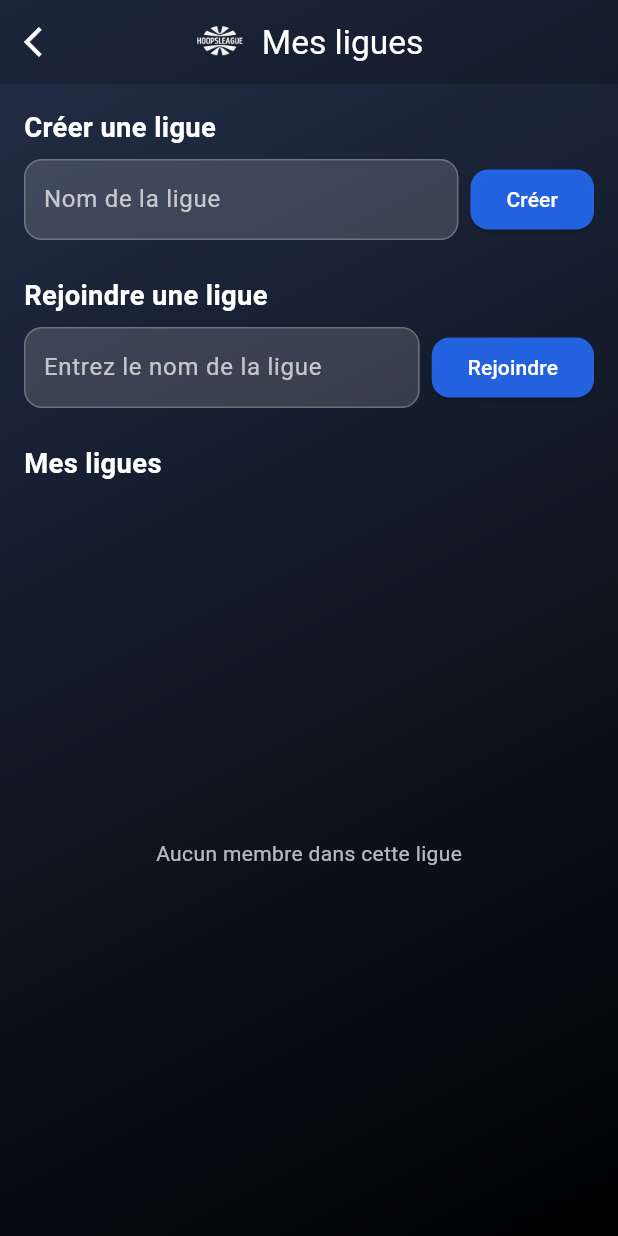
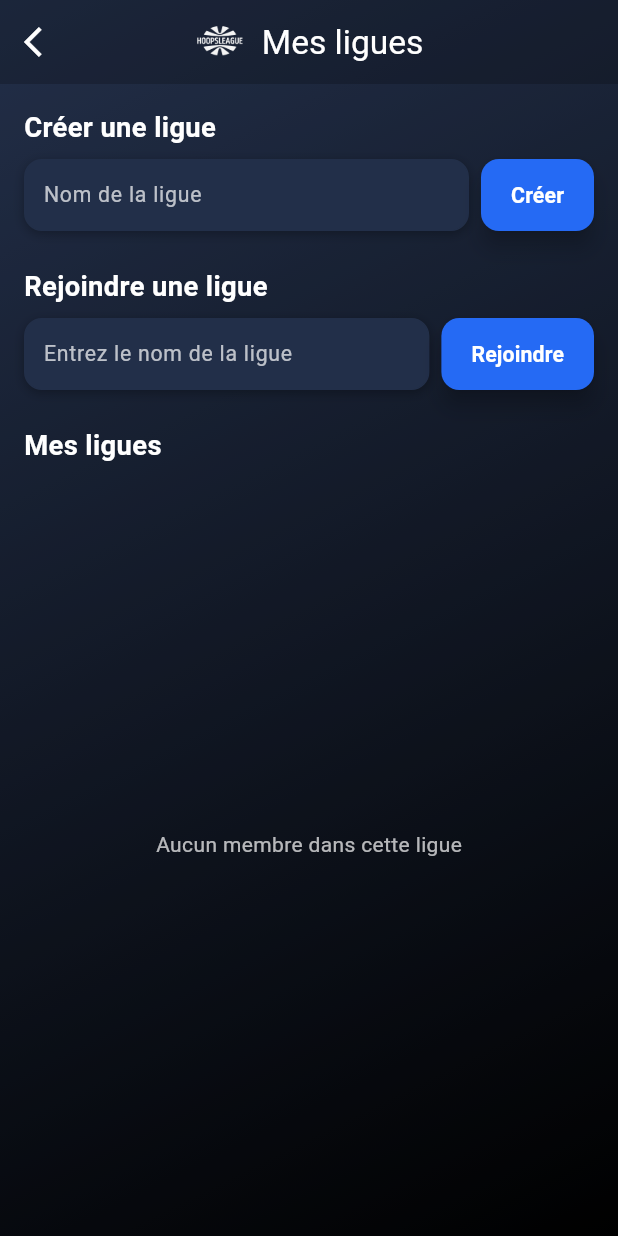
Before and after one commit to FabienGaut/HoopsLeague, a Flutter app: the LeaguesPage screen opened directly with empty values, on a phone screen of 412 x 824 dp. Run offline on Flutter 3.47's test engine with Material 3 defaults, Android fonts, the phone set to English and light mode, and no system bars; our stand-ins replace auto_size_text, fl_chart, flutter_dotenv, hive_flutter, responsive_framework, supabase_flutter and 1 more; accounts and stored records are empty.

```diff
--- a/lib/main.dart
+++ b/lib/main.dart
@@ -42,12 +42,12 @@ Future<void> main() async {
     final lang = userData['language'] ?? 'fr';
     appState.setLocale(lang);
   }
-
+  final clock = Clock();
   runApp(
       MultiProvider(
         providers: [
           ChangeNotifierProvider<AppState>.value(value: appState),
-        Provider<Clock>(create: (_) => Clock()),
+          Provider<Clock>.value(value: clock),
         ],
         child: MyApp(initialSession: session, uid: uid),
       ),
--- a/lib/pages/bucket_page.dart
+++ b/lib/pages/bucket_page.dart
@@ -97,8 +97,8 @@ class _BucketPageState extends State<BucketPage> {
   }
 
   Future<void> _sendBetToSupabase() async {
-    final gameIds =
-    widget.bets.map((bet) => bet['game_id'] as String? ?? '').toList();
+    final ctx = context.read<Clock>();
+    final gameIds =  widget.bets.map((bet) => bet['game_id'] as String? ?? '').toList();
     final parsedAmount = double.tryParse(_amountController.text.trim()) ?? 0.0;
 
     if (widget.uid.isEmpty) {
@@ -148,7 +148,7 @@ class _BucketPageState extends State<BucketPage> {
           .update({'points': newPoints.toInt()})
           .eq('id', widget.uid);
       await CacheService.saveUserPoints(
-          widget.uid, newPoints, context.read<Clock>().now());
+          widget.uid, newPoints, ctx.now());
 
       if (!mounted) return;
 
--- a/lib/pages/leagues_page.dart
+++ b/lib/pages/leagues_page.dart
@@ -1,6 +1,7 @@
 import 'package:flutter/material.dart';
 import 'package:supabase_flutter/supabase_flutter.dart';
 import '../l10n/app_localizations.dart';
+import '../theme/app_colors.dart';
 import '../theme/utils.dart';
 
 final supabase = Supabase.instance.client;
@@ -82,7 +83,6 @@ class _LeaguesPageState extends State<LeaguesPage> {
   }
 
   Future<void> _joinLeague() async {
-
     final t = AppLocalizations.of(context)!;
     final messenger = ScaffoldMessenger.of(context);
 
@@ -90,7 +90,6 @@ class _LeaguesPageState extends State<LeaguesPage> {
     if (leagueName.isEmpty) return;
 
     try {
-
       final league = await supabase
           .from('leagues')
           .select()
@@ -101,7 +100,8 @@ class _LeaguesPageState extends State<LeaguesPage> {
       List users = List.from(league['users_id'] ?? []);
       if (!users.contains(widget.uid)) users.add(widget.uid);
 
-      await supabase.from('leagues').update({'users_id': users}).eq('id', leagueId);
+      await supabase.from('leagues').update({'users_id': users}).eq(
+          'id', leagueId);
 
       final user = await supabase
           .from('usersdata')
@@ -181,14 +181,15 @@ class _LeaguesPageState extends State<LeaguesPage> {
             child: Padding(
               padding: const EdgeInsets.all(16),
               child: isLoading
-                  ? const Center(child: CircularProgressIndicator(color: accentPrimary))
+                  ? const Center(
+                  child: CircularProgressIndicator(color: accentPrimary))
                   : Column(
                 crossAxisAlignment: CrossAxisAlignment.start,
                 children: [
                   // 🔹 Création de ligue
                   Text(
                     t.createLeague,
-                    style:  TextStyle(
+                    style: TextStyle(
                       color: textPrimary,
                       fontWeight: FontWeight.bold,
                       fontSize: logScale(context, 18),
@@ -206,7 +207,7 @@ class _LeaguesPageState extends State<LeaguesPage> {
                   // 🔹 Rejoindre une ligue
                   Text(
                     t.joinLeague,
-                    style:  TextStyle(
+                    style: TextStyle(
                       color: textPrimary,
                       fontWeight: FontWeight.bold,
                       fontSize: logScale(context, 18),
@@ -246,7 +247,7 @@ class _LeaguesPageState extends State<LeaguesPage> {
                         return Container(
                           margin: const EdgeInsets.symmetric(vertical: 6),
                           decoration: BoxDecoration(
-                            color: Colors.white.withValues(alpha: 0.08),
+                            color: AppColors.primaryBlue.withValues(alpha: 0.08),
                             borderRadius: BorderRadius.circular(16),
                             border: Border.all(
                               color: Colors.white.withValues(alpha: 0.2),
@@ -297,36 +298,62 @@ class _LeaguesPageState extends State<LeaguesPage> {
       children: [
         Expanded(
           child: Container(
+            padding: const EdgeInsets.symmetric(horizontal: 12),
+            height: 48,
             decoration: BoxDecoration(
-              color: Colors.white.withValues(alpha: 0.15),
+              color: Color(0xFF222F49), // même fond que GamesPage
               borderRadius: BorderRadius.circular(12),
-              border: Border.all(color: Colors.white.withValues(alpha: 0.25)),
+              border: Border.all(color: Color(0xFF222F49), width: 1),
+              boxShadow: [
+                BoxShadow(
+                  color: Colors.black.withValues(alpha: 0.3),
+                  blurRadius: 6,
+                  offset: const Offset(0, 2),
                 ),
+              ],
+            ),
+            child: Center(
               child: TextField(
                 controller: controller,
-              style: const TextStyle(color: textPrimary),
+                style: TextStyle(
+                  color: Colors.white,
+                  fontSize: logScale(context, 14),
+                ),
                 decoration: InputDecoration(
                   hintText: hint,
-                hintStyle: const TextStyle(color: textSecondary),
+                  hintStyle: TextStyle(
+                    color: Colors.white70,
+                    fontSize: logScale(context, 14),
+                  ),
                   border: InputBorder.none,
-                contentPadding:
-                const EdgeInsets.symmetric(horizontal: 12, vertical: 14),
+                  isDense: true,
+                  contentPadding: const EdgeInsets.symmetric(vertical: 12),
+                ),
               ),
             ),
           ),
         ),
         const SizedBox(width: 8),
-        ElevatedButton(
+        SizedBox(
+          height: 48,
+          child: ElevatedButton(
             onPressed: onPressed,
             style: ElevatedButton.styleFrom(
-            backgroundColor: accentPrimary.withValues(alpha: 0.9),
+              backgroundColor: AppColors.primaryBlue, // couleur GamesPage
+              padding: const EdgeInsets.symmetric(horizontal: 20),
               shape: RoundedRectangleBorder(
                 borderRadius: BorderRadius.circular(12),
               ),
+              elevation: 6,
             ),
             child: Text(
               buttonText,
-            style: const TextStyle(color: Colors.white),
+              style: TextStyle(
+                color: Colors.white,
+                fontSize: logScale(context, 14),
+                fontWeight: FontWeight.bold,
+              ),
+            ),
           ),
         ),
       ],
```
Also changed, not shown: lib/pages/games_page.dart (+29 -24 lines), lib/pages/manage_account_page.dart (+5 -4 lines), lib/services/clock.dart (+6 -3 lines), 1 other file. Lines whose indentation alone changed are shown as unchanged.
